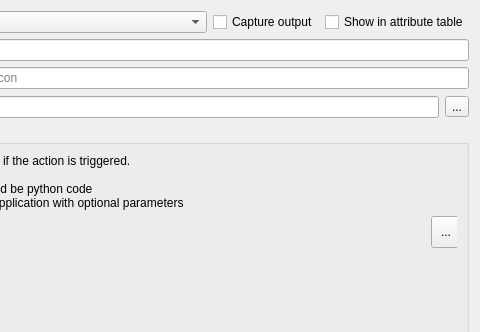
Before: the Qt Designer form src/ui/qgsattributeactionpropertiesdialogbase.ui in qgis/QGIS, drawn with Qt 5; both pictures show x 222 to 702 and y 0 to 332 of the 702 by 547 pixel window.
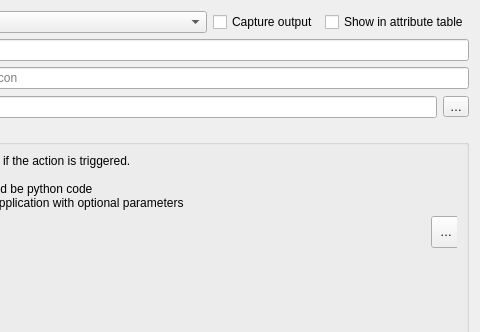
After: the same form once the commit is applied. Icons and pictures are not drawn. Custom widgets are drawn as their Qt base class.

Diff of the .ui file:
```diff
--- a/src/ui/qgsattributeactionpropertiesdialogbase.ui
+++ b/src/ui/qgsattributeactionpropertiesdialogbase.ui
@@ -41,7 +41,7 @@
      <item>
       <widget class="QToolButton" name="mChooseIconButton">
        <property name="text">
-        <string>...</string>
+        <string>…</string>
        </property>
       </widget>
      </item>
@@ -111,7 +111,7 @@
             <string>Clicking the button will let you select an application to use as the action</string>
            </property>
            <property name="text">
-            <string>...</string>
+            <string>…</string>
            </property>
            <property name="icon">
             <iconset resource="../../images/images.qrc">
```
